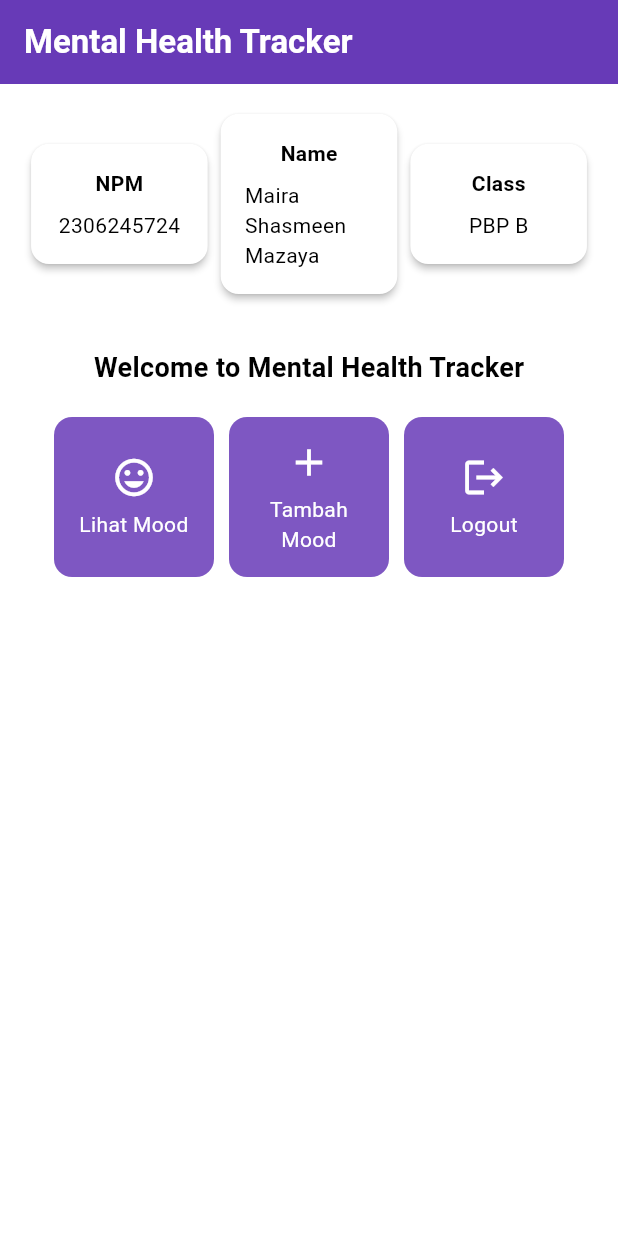
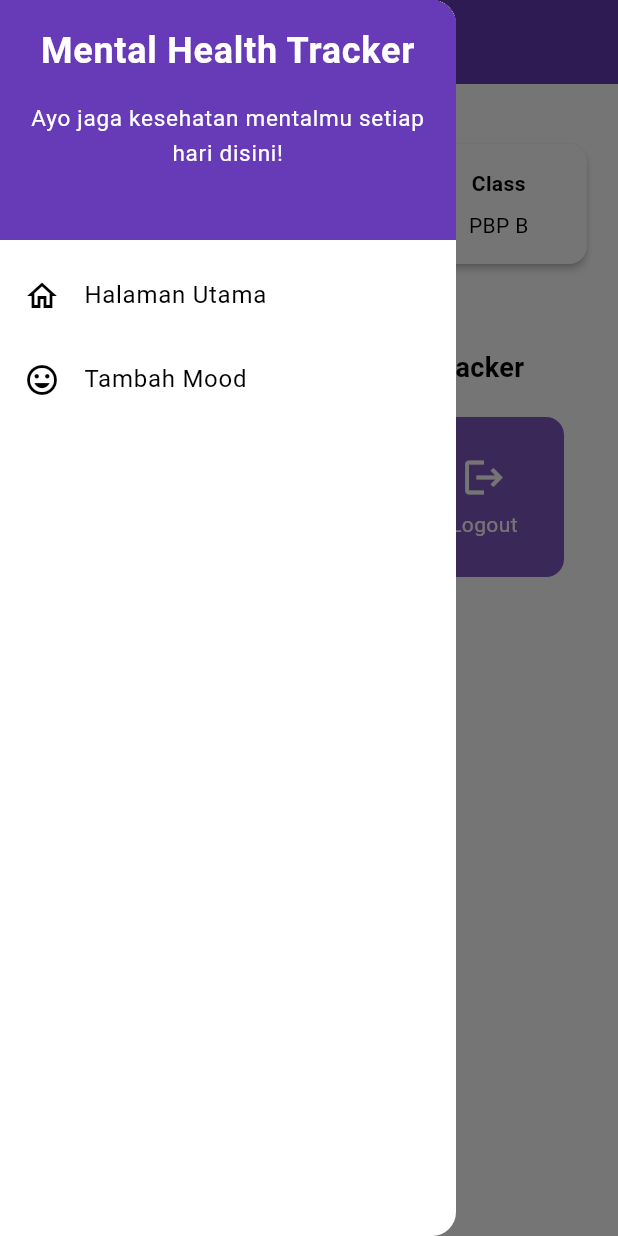
Before and after one commit to mairashasi/mental-health-tracker-mobile, a Flutter app: the screen it shows after launch, with the side drawer open (before the commit the screen has no drawer), on a phone screen of 412 x 824 dp. Run offline on Flutter 3.47's test engine with Material 3 defaults, Android fonts, the phone set to English and light mode, and no system bars.

Commit message:
final tutorial 7

```diff
--- a/lib/main.dart
+++ b/lib/main.dart
@@ -1,5 +1,5 @@
 import 'package:flutter/material.dart';
-import 'package:mental_health_tracker/menu.dart';
+import 'package:mental_health_tracker/screens/menu.dart';
 
 void main() {
   runApp(const MyApp());
--- a/lib/menu.dart
+++ b/lib/screens/menu.dart
@@ -1,4 +1,6 @@
 import 'package:flutter/material.dart';
+import 'package:mental_health_tracker/widgets/left_drawer.dart';
+import 'package:mental_health_tracker/widgets/mood_card.dart';
 
 class MyHomePage extends StatelessWidget {
     final String npm = '2306245724'; // NPM
@@ -20,6 +22,7 @@ class MyHomePage extends StatelessWidget {
     return Scaffold(
       // AppBar adalah bagian atas halaman yang menampilkan judul.
       appBar: AppBar(
+
         // Judul aplikasi "Mental Health Tracker" dengan teks putih dan tebal.
         title: const Text(
           'Mental Health Tracker',
@@ -30,7 +33,12 @@ class MyHomePage extends StatelessWidget {
         ),
         // Warna latar belakang AppBar diambil dari skema warna tema aplikasi.
         backgroundColor: Theme.of(context).colorScheme.primary,
+                // Mengganti warna icon drawer menjadi putih
+        iconTheme: const IconThemeData(color: Colors.white),
       ),
+      // Masukkan drawer sebagai parameter nilai drawer dari widget Scaffold
+      drawer: const LeftDrawer(),
+      // TAMBAHINN ITU UNTUK DRAWER
       // Body halaman dengan padding di sekelilingnya.
       body: Padding(
         padding: const EdgeInsets.all(16.0),
--- /dev/null
+++ b/lib/widgets/left_drawer.dart
@@ -0,0 +1,71 @@
+import 'package:flutter/material.dart';
+import 'package:mental_health_tracker/screens/menu.dart';
+import 'package:mental_health_tracker/screens/moodentry_form.dart';
+
+class LeftDrawer extends StatelessWidget {
+  const LeftDrawer({super.key});
+
+  @override
+  Widget build(BuildContext context) {
+    return Drawer(
+      child: ListView(
+        children: [
+          DrawerHeader(
+                decoration: BoxDecoration(
+                  color: Theme.of(context).colorScheme.primary,
+                ),
+                child: const Column(
+                  children: [
+                    Text(
+                      'Mental Health Tracker',
+                      textAlign: TextAlign.center,
+                      style: TextStyle(
+                        fontSize: 24,
+                        fontWeight: FontWeight.bold,
+                        color: Colors.white,
+                      ),
+                    ),
+                    Padding(padding: EdgeInsets.all(8)),
+                    Text(
+                      "Ayo jaga kesehatan mentalmu setiap hari disini!",
+                      // Tambahkan gaya teks dengan center alignment, font ukuran 15, warna putih, dan weight biasa
+                      textAlign: TextAlign.center,
+                      style: TextStyle(
+                        fontSize: 15,
+                        color: Colors.white,
+                        fontWeight: FontWeight.normal,
+                      ),
+                    ),
+                  ],
+                ),
+              ),
+              ListTile(
+                leading: const Icon(Icons.home_outlined),
+                title: const Text('Halaman Utama'),
+                // Bagian redirection ke MyHomePage
+                onTap: () {
+                  Navigator.pushReplacement(
+                      context,
+                      MaterialPageRoute(
+                        builder: (context) => MyHomePage(),
+                      ));
+                },
+              ),
+              ListTile(
+                leading: const Icon(Icons.mood),
+                title: const Text('Tambah Mood'),
+                // Bagian redirection ke MoodEntryFormPage
+                onTap: () {
+                  Navigator.push(
+                context,
+                MaterialPageRoute(
+                  builder: (context) => MoodEntryFormPage(),
+                ),
+              );
+            },
+          ),
+        ],
+      ),
+    );
+  }
+}
```
Also changed, not shown: lib/screens/moodentry_form.dart (added, +163 -0 lines), lib/widgets/mood_card.dart (added, +62 -0 lines).
